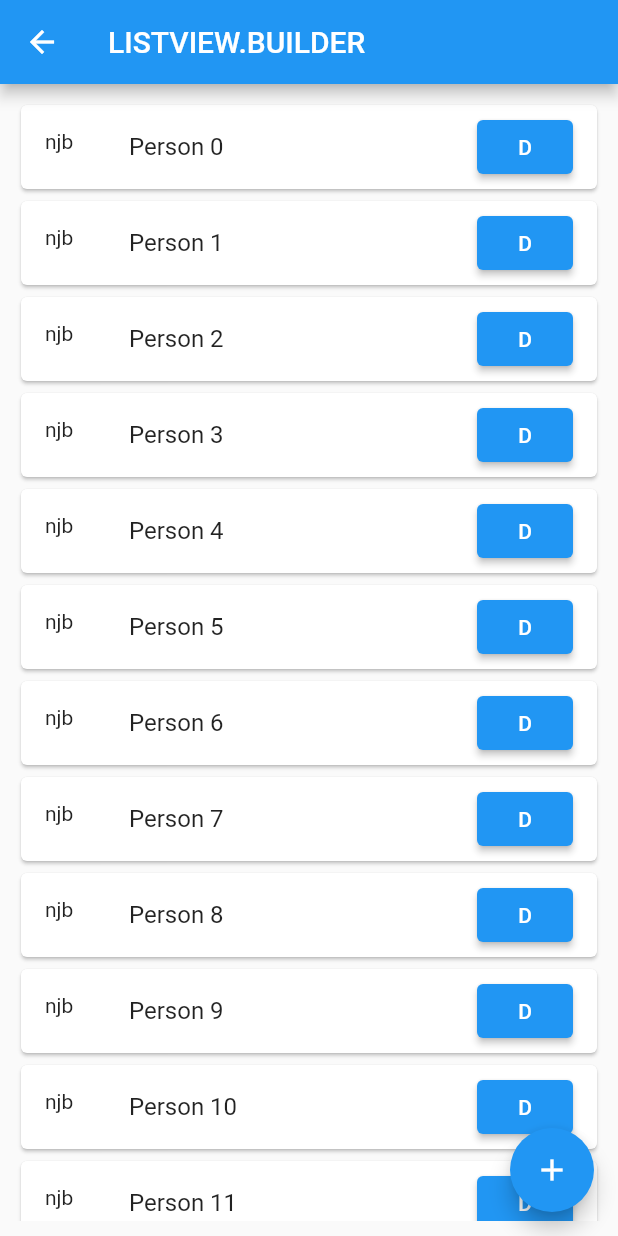
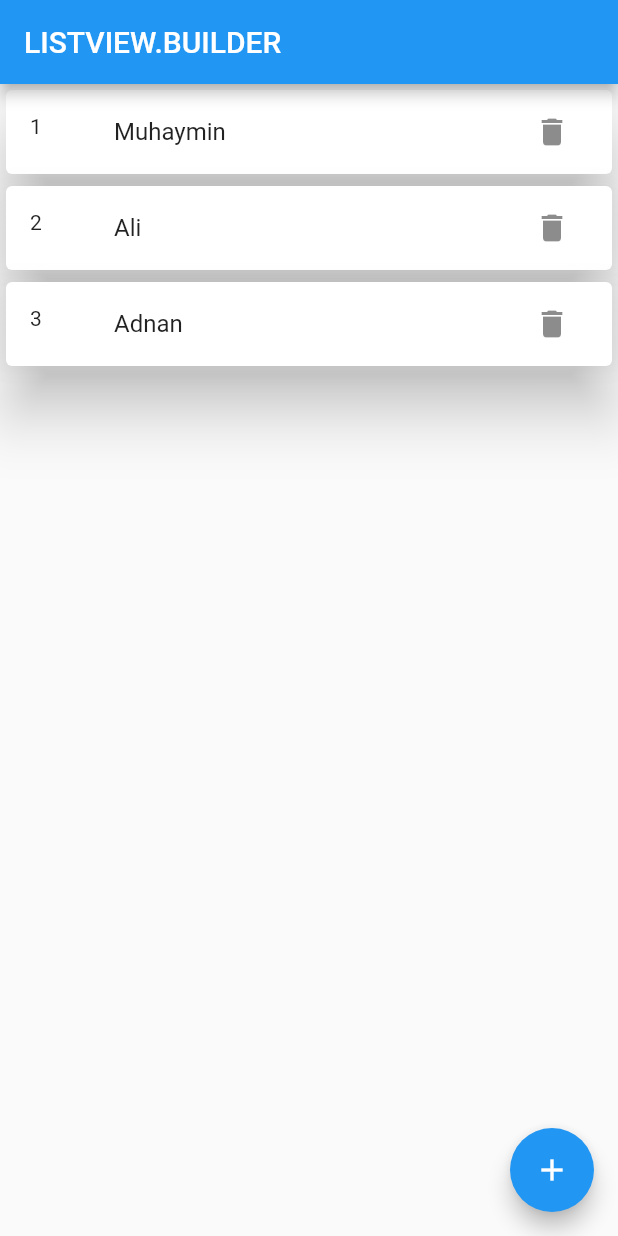
Before and after one commit to syedmuhayminhassannaqvi/firstapp, a Flutter app: the Task1 screen opened directly, on a phone screen of 412 x 824 dp. Run offline on Flutter 3.47's test engine with Material 2 defaults, Android fonts, the phone set to English and light mode, and no system bars; missing offline and left inert: dart:html.

```diff
--- a/lib/assignment_4.dart
+++ /dev/null
@@ -1,51 +0,0 @@
-import 'dart:html';
-
-import 'package:flutter/material.dart';
-import 'package:textfield/todo-list.dart';
-
-class Task1 extends StatefulWidget {
-  const Task1({Key? key}) : super(key: key);
-
-  @override
-  _Task1State createState() => _Task1State();
-}
-
-class _Task1State extends State<Task1> {
-  List<TaskForList> forList=[
-    TaskForList()
-  ];
-
-  @override
-  Widget build(BuildContext context) {
-    return Scaffold(
-      appBar: AppBar(
-        title: Text('LISTVIEW.BUILDER'),
-      ),
-      body: Padding(
-        padding: const EdgeInsets.all(10.0),
-        child: ListView.builder(
-            itemCount: 40,
-            itemBuilder: (BuildContext context,index){
-              return Card(
-                child: ListTile(
-                  leading: Text("njb"),
-                  trailing: ElevatedButton(onPressed: (){},child: Text('D'),),
-                  title: Text('Person $index'),
-                ),
-              );
-            }),
-      ),
-      floatingActionButton: FloatingActionButton(onPressed: (){
-        Navigator.push(context, MaterialPageRoute(builder: (context)=> TodoList()));
-      },child: Icon(Icons.add),),
-
-    );
-  }
-}
-
-class TaskForList {
-   String? name;
-   String? fatherName;
-   DateTime? dueDate;
-
-}
--- a/lib/main.dart
+++ b/lib/main.dart
@@ -2,7 +2,7 @@ import 'package:flutter/material.dart';
 import 'package:textfield/assignment.dart';
 import 'package:textfield/assignment2.dart';
 import 'package:textfield/assignment3.dart';
-import 'package:textfield/assignment_4.dart';
+import 'package:textfield/startpoint.dart';
 import 'package:textfield/stack.dart';
 import 'package:textfield/todo-list.dart';
 
@@ -12,10 +12,10 @@ void main() {
   runApp(MaterialApp(
    // home: SignForm(),
     //home: SliderDemo(),
-    home: BMICalculator(),
+    //home: BMICalculator(),
     //home: Example(),
    // home: Welcome(),
-    //home: Task1(),
+    home: Task1(),
     //home: TodoList(),
   ));
 }
--- /dev/null
+++ b/lib/startpoint.dart
@@ -0,0 +1,59 @@
+import 'dart:html';
+
+import 'package:flutter/material.dart';
+import 'package:textfield/demo_2.dart';
+import 'package:textfield/todo-list.dart';
+
+class Task1 extends StatefulWidget {
+  const Task1({Key? key}) : super(key: key);
+
+  @override
+  _Task1State createState() => _Task1State();
+}
+
+class _Task1State extends State<Task1> {
+  List<Task> task=[
+    Task(name: 'Muhaymin'),
+    Task(name: 'Ali'),
+    Task(name: 'Adnan'),
+  ];
+
+  @override
+  Widget build(BuildContext context) {
+    return Scaffold(
+      appBar: AppBar(
+        title: Text('LISTVIEW.BUILDER'),
+      ),
+      body: ListView.builder(
+          itemCount: task.length,
+          itemBuilder:(BuildContext context,i){
+            Task _task = task[i];
+            return Card(
+              elevation: 17,
+              child: ListTile(
+                onTap: (){
+                },
+                title: Text(_task.name.toString()),
+                leading: Text((i+1).toString()),
+                trailing: IconButton(onPressed: (){
+                  task.removeAt(i);
+                  setState(() {
+
+                  });
+                },
+                    icon: Icon(Icons.delete)),
+              ),
+            );
+          }),
+      floatingActionButton: FloatingActionButton(onPressed: (){
+        Navigator.push(context, MaterialPageRoute(builder: (context)=> TodoList(task: null,)));
+      },child: Icon(Icons.add),),
+
+    );
+  }
+}
+
+class Task {
+   String? name;
+   Task({required this.name});
+}
```
Also changed, not shown: lib/todo-list.dart (+40 -5 lines).
